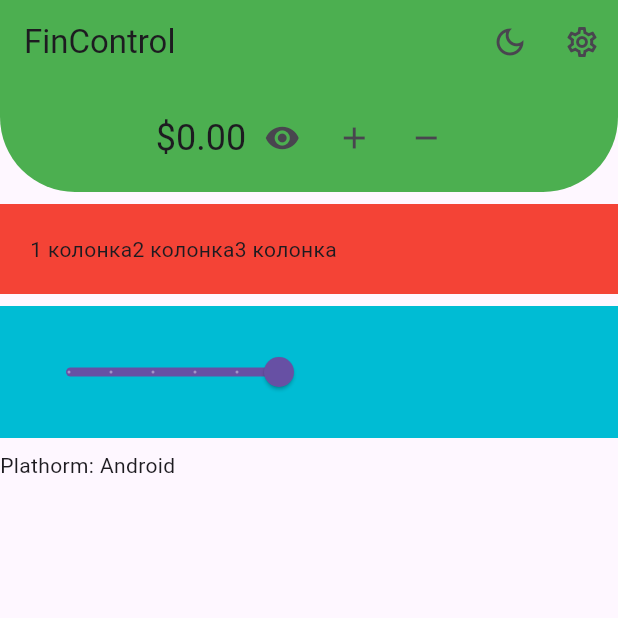
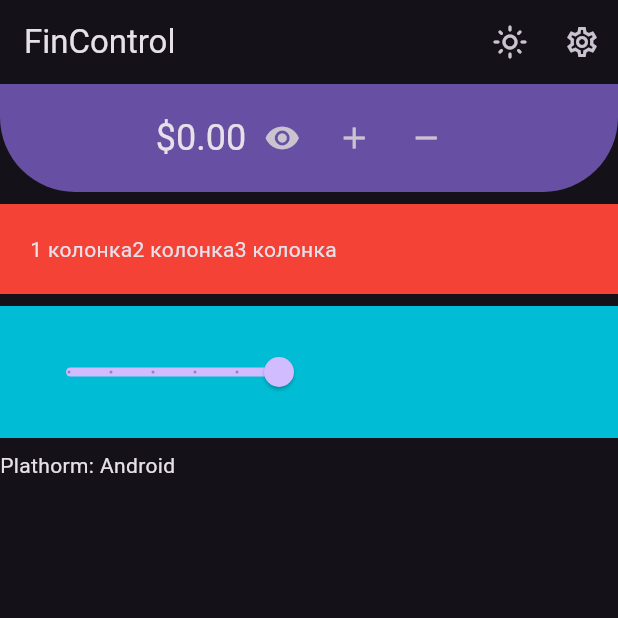
Before and after one commit to nik-conder/fin-control-flutter, a Flutter app: the screen it shows after launch, after a tap on the "dark mode" icon, on a phone screen of 412 x 824 dp, the top half of it. Run offline on Flutter 3.47's test engine with Material 2 defaults, Android fonts, the phone set to English and light mode, and no system bars; our stand-ins replace equatable, flutter_bloc, get_it, sqflite, sqflite_common_ffi; accounts and stored records are empty.

Commit message:
update to 0.0.3

```diff
--- /dev/null
+++ b/lib/Config.dart
@@ -0,0 +1,5 @@
+abstract class Config {}
+
+class GeneralConfig extends Config {
+  static const String appName = 'FinControl';
+}
--- /dev/null
+++ b/lib/DependencyInjector.dart
@@ -0,0 +1,29 @@
+import 'package:fin_control/data/dataProvider/DAO/SettingsDAO.dart';
+import 'package:fin_control/data/dataProvider/DatabaseManager.dart';
+import 'package:fin_control/data/repository/SettingsRepository.dart';
+import 'package:fin_control/domain/DarkModeUseCase.dart';
+import 'package:get_it/get_it.dart';
+
+class DependencyInjector {
+  static final databaseManager = getIt<DatabaseManager>();
+  static final settingsDao = getIt<SettingsDao>();
+
+  static final GetIt getIt = GetIt.instance;
+
+  static void setup() {
+    getIt.registerSingleton<DatabaseManager>(SQLiteDatabase());
+
+    getIt.registerFactory<SettingsDao>(() {
+      return SettingsDao(databaseManager);
+    });
+
+    getIt.registerFactory<SettingsRepository>(() {
+      return SettingsRepository(settingsDao);
+    });
+
+    getIt.registerFactory<DarkModeUseCase>(() {
+      final settingsRepository = getIt<SettingsRepository>();
+      return DarkModeUseCase(settingsRepository);
+    });
+  }
+}
--- a/lib/data/dataProvider/DatabaseManager.dart
+++ b/lib/data/dataProvider/DatabaseManager.dart
@@ -1,4 +1,3 @@
-import 'package:path/path.dart';
 import 'package:sqflite_common_ffi/sqflite_ffi.dart';
 
 abstract class DatabaseManager {
@@ -7,29 +6,28 @@ abstract class DatabaseManager {
 
 class SQLiteDatabase implements DatabaseManager {
   final String _databaseName;
-  final int _version;
 
-  SQLiteDatabase()
-      : _databaseName = 'fincontrolapp.db',
-        _version = 1;
+  SQLiteDatabase() : _databaseName = 'fincontrolapp.db';
 
   @override
   Future<Database> initializeDB() async {
-    // Initialize the database factory
+    sqfliteFfiInit();
     databaseFactory = databaseFactoryFfi;
 
-    String path = await getDatabasesPath();
+    final db = await databaseFactory.openDatabase(inMemoryDatabasePath,
+        options: OpenDatabaseOptions(
+          version: 1,
+          onCreate: (db, version) {
+            db.execute(
+              'CREATE TABLE IF NOT EXISTS settings(id INTEGER PRIMARY KEY AUTOINCREMENT, isDarkMode INTEGER NOT NULL)',
+            );
+          },
+        ));
 
-    Database database = await openDatabase(
-      join(path, _databaseName),
-      onCreate: (database, version) async {
-        await database.execute(
-          " CREATE TABLE IF NOT EXISTS settings(id INTEGER PRIMARY KEY AUTOINCREMENT, isDarkMode INTEGER NOT NULL)",
-        );
-      },
-      version: _version,
-    );
+    // db.execute(
+    //   'CREATE TABLE IF NOT EXISTS settings(id INTEGER PRIMARY KEY AUTOINCREMENT, isDarkMode INTEGER NOT NULL)',
+    // );
 
-    return database;
+    return db;
   }
 }
--- a/lib/domain/DarkModeUseCase.dart
+++ b/lib/domain/DarkModeUseCase.dart
@@ -1,4 +1,3 @@
-import 'package:fin_control/data/models/Settings.dart';
 import 'package:fin_control/data/repository/SettingsRepository.dart';
 
 class DarkModeUseCase {
--- a/lib/main.dart
+++ b/lib/main.dart
@@ -1,44 +1,19 @@
-import 'package:fin_control/data/dataProvider/DAO/SettingsDAO.dart';
-import 'package:fin_control/data/dataProvider/DatabaseManager.dart';
-import 'package:fin_control/data/repository/SettingsRepository.dart';
+import 'package:fin_control/Config.dart';
+import 'package:fin_control/DBFactory.dart';
+import 'package:fin_control/DependencyInjector.dart';
 import 'package:fin_control/domain/DarkModeUseCase.dart';
 import 'package:fin_control/presentation/bloc/home_bloc.dart';
+import 'package:fin_control/presentation/bloc/theme_bloc.dart';
+import 'package:fin_control/presentation/bloc/theme_state.dart';
 import 'package:fin_control/presentation/ui/home/HomePage.dart';
 import 'package:fin_control/presentation/ui/settings/SettingsPage.dart';
 import 'package:flutter/material.dart';
 import 'package:flutter_bloc/flutter_bloc.dart';
 import 'package:get_it/get_it.dart';
-import 'package:sqflite_common_ffi/sqflite_ffi.dart';
-
-GetIt getIt = GetIt.instance;
-
-void setupDependencies() {
-  getIt.registerLazySingleton<DatabaseManager>(() => SQLiteDatabase());
-
-  getIt.registerFactory<SettingsDao>(() {
-    final databaseManager = getIt<DatabaseManager>();
-    return SettingsDao(databaseManager);
-  });
-
-  getIt.registerFactory<SettingsRepository>(() {
-    final settingsDao = getIt<SettingsDao>();
-    return SettingsRepository(settingsDao);
-  });
-
-  getIt.registerFactory<DarkModeUseCase>(() {
-    final settingsRepository = getIt<SettingsRepository>();
-    return DarkModeUseCase(settingsRepository);
-  });
-}
-
-void setupDatabaseFactory() {
-  sqfliteFfiInit();
-  databaseFactory = databaseFactoryFfi;
-}
 
 void main() {
-  setupDatabaseFactory();
-  setupDependencies();
+  //DBFactory.setup();
+  DependencyInjector.setup();
   runApp(const MyApp());
 }
 
@@ -47,19 +22,25 @@ class MyApp extends StatelessWidget {
 
   @override
   Widget build(BuildContext context) {
-    return BlocProvider(
-      create: (context) => HomeBloc(),
-      child: MaterialApp(
-          title: 'Flutter Demo',
+    final darkModeUseCase = GetIt.instance<DarkModeUseCase>();
+    return MultiBlocProvider(
+        providers: [
+          BlocProvider(create: (context) => ThemeBloc(darkModeUseCase)),
+          BlocProvider(create: (context) => HomeBloc()),
+        ],
+        child: BlocBuilder<ThemeBloc, ThemeState>(builder: (context, state) {
+          return MaterialApp(
+            title: GeneralConfig.appName,
+            debugShowCheckedModeBanner: false,
             theme: ThemeData(
-            brightness: Brightness.light,
+              brightness: state.isDarkMode ? Brightness.dark : Brightness.light,
               useMaterial3: true,
             ),
-          themeMode: ThemeMode.dark,
             home: const HomePage(),
             routes: <String, WidgetBuilder>{
               '/settings': (BuildContext context) => const SettingsPage(),
-          }),
+            },
           );
+        }));
   }
 }
--- a/lib/presentation/bloc/settings_bloc.dart
+++ b/lib/presentation/bloc/settings_bloc.dart
@@ -1,4 +1,3 @@
-import 'package:fin_control/data/models/Settings.dart';
 import 'package:fin_control/domain/DarkModeUseCase.dart';
 import 'package:flutter_bloc/flutter_bloc.dart';
 import 'package:equatable/equatable.dart';
@@ -15,11 +14,10 @@ class SettingsBloc extends Bloc<SettingsEvent, SettingsState> {
   }
 
   _setDarkMode(SetDarkModeEvent event, Emitter<SettingsState> emit) {
-    final result = _darkModeUseCase.isDarkMode(event.isDarkMode);
     emit(state.copyWith(isDarkMode: (event.isDarkMode ? true : false)));
   }
 
-  void _getDarkMode(GetDarkModeEvent event, Emitter<SettingsState> emit) async {
+  _getDarkMode(GetDarkModeEvent event, Emitter<SettingsState> emit) async {
     try {
       int isDarkMode = await _darkModeUseCase.getDarkMode();
       emit(state.copyWith(isDarkMode: (isDarkMode == 1) ? true : false));
--- /dev/null
+++ b/lib/presentation/bloc/theme_bloc.dart
@@ -0,0 +1,18 @@
+import 'package:fin_control/domain/DarkModeUseCase.dart';
+import 'package:fin_control/presentation/bloc/theme_event.dart';
+import 'package:fin_control/presentation/bloc/theme_state.dart';
+import 'package:flutter_bloc/flutter_bloc.dart';
+
+class ThemeBloc extends Bloc<ThemeEvent, ThemeState> {
+  final DarkModeUseCase _darkModeUseCase;
+
+  ThemeBloc(this._darkModeUseCase) : super(const ThemeState()) {
+    on<UpdateThemeEvent>(_updateTheme);
+  }
+
+  _updateTheme(UpdateThemeEvent event, Emitter<ThemeState> emit) async {
+    await _darkModeUseCase.isDarkMode(!state.isDarkMode);
+
+    emit(state.copyWith(isDarkMode: !state.isDarkMode));
+  }
+}
--- /dev/null
+++ b/lib/presentation/bloc/theme_event.dart
@@ -0,0 +1,4 @@
+// События для вашего BLoC
+abstract class ThemeEvent {}
+
+class UpdateThemeEvent extends ThemeEvent {}
--- /dev/null
+++ b/lib/presentation/bloc/theme_state.dart
@@ -0,0 +1,20 @@
+import 'package:equatable/equatable.dart';
+
+class ThemeState extends Equatable {
+  const ThemeState({
+    this.isDarkMode = false,
+  });
+
+  final bool isDarkMode;
+
+  ThemeState copyWith({
+    bool? isDarkMode,
+  }) {
+    return ThemeState(
+      isDarkMode: isDarkMode ?? this.isDarkMode,
+    );
+  }
+
+  @override
+  List<Object> get props => [isDarkMode];
+}
--- a/lib/presentation/ui/home/HeadHomeComponent.dart
+++ b/lib/presentation/ui/home/HeadHomeComponent.dart
@@ -1,5 +1,4 @@
 import 'package:flutter/material.dart';
-import 'package:flutter_bloc/flutter_bloc.dart';
 
 class HeadHomeComponent extends StatelessWidget {
   final double balance;
@@ -7,8 +6,9 @@ class HeadHomeComponent extends StatelessWidget {
   final void Function() onPressed;
   final void Function() onBalanceIsVisibile;
 
-  HeadHomeComponent(
-      {required this.balance,
+  const HeadHomeComponent(
+      {super.key,
+      required this.balance,
       required this.onPressed,
       required this.onBalanceIsVisibile,
       required this.balanceIsVisibile});
@@ -22,14 +22,16 @@ class HeadHomeComponent extends StatelessWidget {
       ),
       child: Container(
           padding: const EdgeInsets.all(12),
-          color: Colors.green,
+          color: Theme.of(context).colorScheme.inversePrimary,
           child: Row(
             mainAxisAlignment: MainAxisAlignment.center,
             children: [
               Column(
                 children: [
                   Text(
-                    '${(balanceIsVisibile) ? '\$' + balance.toStringAsFixed(2) : '🤑 🤑 🤑'}',
+                    (balanceIsVisibile)
+                        ? '\$${balance.toStringAsFixed(2)}'
+                        : '🤑 🤑 🤑',
                     style: Theme.of(context).textTheme.headlineSmall,
                   )
                 ],
@@ -40,8 +42,8 @@ class HeadHomeComponent extends StatelessWidget {
                   child: IconButton(
                     onPressed: onBalanceIsVisibile,
                     icon: (balanceIsVisibile)
-                        ? Icon(Icons.visibility)
-                        : Icon(Icons.visibility_off),
+                        ? const Icon(Icons.visibility)
+                        : const Icon(Icons.visibility_off),
                   ),
                 ),
               ]),
--- a/lib/presentation/ui/home/HomePage.dart
+++ b/lib/presentation/ui/home/HomePage.dart
@@ -1,4 +1,8 @@
+import 'package:fin_control/Config.dart';
 import 'package:fin_control/presentation/bloc/home_bloc.dart';
+import 'package:fin_control/presentation/bloc/theme_bloc.dart';
+import 'package:fin_control/presentation/bloc/theme_event.dart';
+import 'package:fin_control/presentation/bloc/theme_state.dart';
 import 'package:fin_control/presentation/ui/home/FootHomeComponent.dart';
 import 'package:fin_control/presentation/ui/home/HeadHomeComponent.dart';
 import 'package:flutter/material.dart';
@@ -10,21 +14,37 @@ class HomePage extends StatelessWidget {
   @override
   Widget build(BuildContext context) {
     return Scaffold(
-      appBar: AppBar(
-        backgroundColor: Colors.green,
-        title: const Text('FinControl'),
+      appBar: PreferredSize(
+        preferredSize: const Size.fromHeight(kToolbarHeight),
+        child: BlocBuilder<ThemeBloc, ThemeState>(
+          builder: (context, state) {
+            return AppBar(
+              title: const Text(GeneralConfig.appName),
               actions: [
-          IconButton(
-            onPressed: () {},
-            icon: const Icon(Icons.dark_mode_outlined),
-          ),
-          IconButton(
+                Tooltip(
+                    message: (state.isDarkMode) ? 'Light mode' : 'Dark mode',
+                    child: IconButton(
+                      onPressed: () {
+                        BlocProvider.of<ThemeBloc>(context)
+                            .add(UpdateThemeEvent());
+                      },
+                      icon: (state.isDarkMode)
+                          ? const Icon(Icons.light_mode_outlined)
+                          : const Icon(Icons.dark_mode_outlined),
+                    )),
+                Tooltip(
+                    message: 'Settings',
+                    child: IconButton(
                       onPressed: () {
                         Navigator.pushNamed(context, '/settings');
                       },
                       icon: const Icon(Icons.settings_outlined),
-          )
+                    ))
               ],
+              backgroundColor: Theme.of(context).colorScheme.background,
+            );
+          },
+        ),
       ),
       body: BlocBuilder<HomeBloc, HomeState>(
         builder: (context, state) {
--- a/pubspec.yaml
+++ b/pubspec.yaml
@@ -16,7 +16,7 @@ publish_to: 'none' # Remove this line if you wish to publish to pub.dev
 # https://developer.apple.com/library/archive/documentation/General/Reference/InfoPlistKeyReference/Articles/CoreFoundationKeys.html
 # In Windows, build-name is used as the major, minor, and patch parts
 # of the product and file versions while build-number is used as the build suffix.
-version: 0.0.2+1
+version: 0.0.3+1
 
 environment:
   sdk: '>=3.1.3 <4.0.0'
```
Also changed, not shown: lib/DBFactory.dart (added, +8 -0 lines), lib/presentation/ui/settings/SettingsContent.dart (+18 -42 lines), 7 other files. Lines whose indentation alone changed are shown as unchanged.
